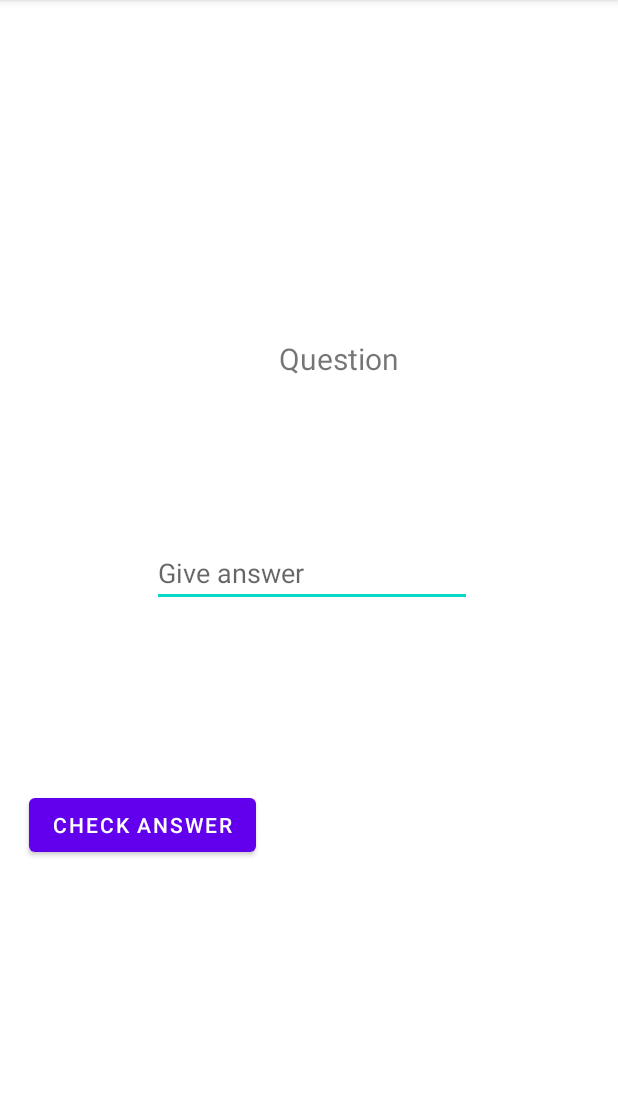
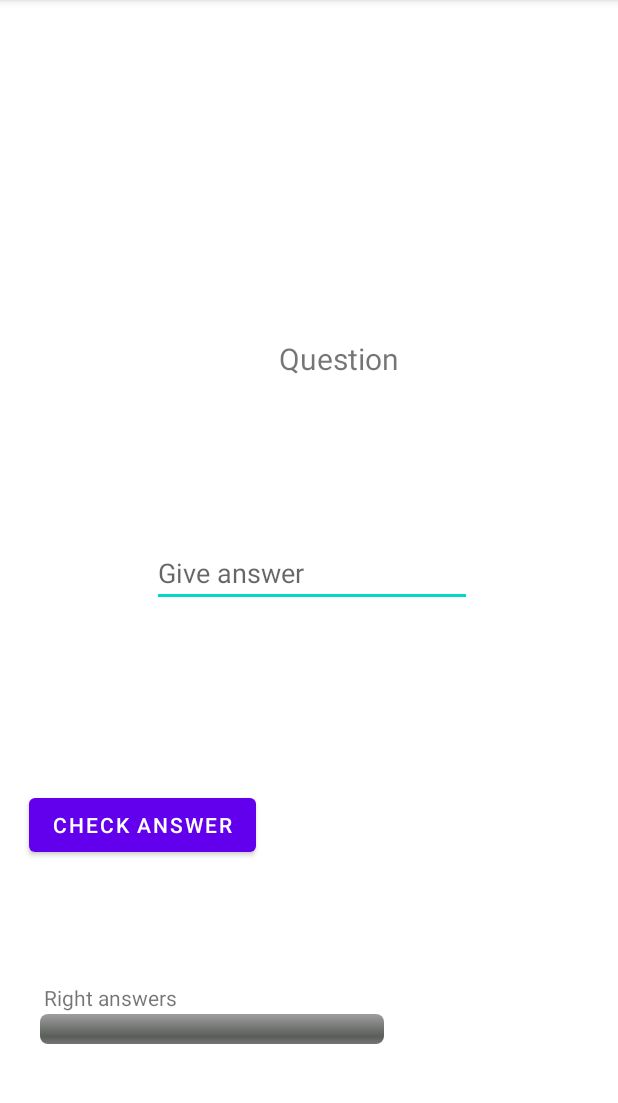
Before and after one commit to GiorgosGaramtzidis/TreasureHunt_front_end, an Android app: the screen it shows after launch (RiddleActivity), after a tap on "PLAY", on a phone screen of 412 x 824 dp, the part 84-1187 px from its top. Run offline under Robolectric (Android 15) with nearby library versions, the phone set to English and light mode, and no system bars; our stand-ins replace Volley; network calls fail; 1 statement that could not run was skipped.

Commit message:
Close issue #20 : Progress Bar added

```diff
--- a/app/src/main/java/com/ihu/treasurehunt_front_end/Model/TreasureHuntGame.java
+++ b/app/src/main/java/com/ihu/treasurehunt_front_end/Model/TreasureHuntGame.java
@@ -6,6 +6,7 @@ public class TreasureHuntGame
 {
     private List<RiddleQuest> questions;
     private int positionOfQuestion;
+    private int questionProgressCounter;
 
     public TreasureHuntGame(List<RiddleQuest> questions) {
         this.questions = questions;
@@ -14,6 +15,14 @@ public class TreasureHuntGame
 
     public List<RiddleQuest> getQuestions() {
         return questions;
+    }
+
+    public int getQuestionProgressCounter() {
+        return questionProgressCounter;
+    }
+
+    public void setQuestionProgressCounter(int questionProgressCounter) {
+        this.questionProgressCounter = questionProgressCounter;
     }
 
     public void setQuestions(List<RiddleQuest> questions) {
--- a/app/src/main/java/com/ihu/treasurehunt_front_end/Requests/RequestQuestionList.java
+++ b/app/src/main/java/com/ihu/treasurehunt_front_end/Requests/RequestQuestionList.java
@@ -22,7 +22,7 @@ public class RequestQuestionList
 {
     public List<RiddleQuest> requestQuestions(RequestQueue requestQueue)
     {
-        String URL="http://192.168.56.1:6039/Questions/find";
+        String URL="http://192.168.1.8:6039/Questions/find";
 
         List<RiddleQuest> list = new ArrayList<>();
         JsonArrayRequest jsonArrayRequest = new JsonArrayRequest(
--- a/app/src/main/java/com/ihu/treasurehunt_front_end/RiddleActivity.java
+++ b/app/src/main/java/com/ihu/treasurehunt_front_end/RiddleActivity.java
@@ -7,6 +7,7 @@ import android.os.Bundle;
 import android.view.View;
 import android.widget.Button;
 import android.widget.EditText;
+import android.widget.ProgressBar;
 import android.widget.TextView;
 import android.widget.Toast;
 
@@ -19,6 +20,7 @@ public class RiddleActivity extends AppCompatActivity {
     Button btnCheck,btnContinue;
     Intent intentMain,intentGame;
     TreasureHuntGame treasureHuntGame;
+    ProgressBar progressBar;
 
     @Override
     protected void onCreate(Bundle savedInstanceState) {
@@ -26,12 +28,13 @@ public class RiddleActivity extends AppCompatActivity {
         setContentView(R.layout.activity_riddle);
 
         treasureHuntGame = MainActivity.getTreasureHuntGame();
-
+        progressBar=(ProgressBar)findViewById(R.id.progressBar);
         btnContinue = (Button) findViewById(R.id.btnContinue);
         btnCheck = (Button) findViewById(R.id.btnCheck);
         textQuestion = (TextView) findViewById(R.id.textQuestion);
         textAnswer= (EditText) findViewById(R.id.textAnswer);
 
+        progressBar.setProgress(treasureHuntGame.getQuestionProgressCounter());
         textQuestion.setText(treasureHuntGame
                 .getQuestions()
                 .get(treasureHuntGame.getPositionOfQuestion())
@@ -50,13 +53,12 @@ public class RiddleActivity extends AppCompatActivity {
         btnCheck.setOnClickListener(new View.OnClickListener() {
             @Override
             public void onClick(View v) {
-                if(textAnswer.getText()
-                        .toString()
-                        .equals(treasureHuntGame
-                                .getQuestions()
-                                .get(treasureHuntGame.getPositionOfQuestion())
-                                .getAnswer()))
+                if(textAnswer.getText().toString().equals(treasureHuntGame.getQuestions().get(treasureHuntGame.getPositionOfQuestion()).getAnswer()))
+                {
+                    treasureHuntGame.setQuestionProgressCounter(treasureHuntGame.getQuestionProgressCounter()+ 100/treasureHuntGame.getQuestions().size());
+                    progressBar.setProgress(treasureHuntGame.getQuestionProgressCounter());
                     btnContinue.setVisibility(View.VISIBLE);
+                }
                 else
                 {
                     Toast.makeText(RiddleActivity.this, "You lost", Toast.LENGTH_SHORT).show();
--- a/app/src/main/res/layout/activity_riddle.xml
+++ b/app/src/main/res/layout/activity_riddle.xml
@@ -50,4 +50,24 @@
         android:inputType="textPersonName"
         android:hint="Give answer"/>
 
+    <ProgressBar
+        android:id="@+id/progressBar"
+        style="@android:style/Widget.ProgressBar.Horizontal"
+        android:layout_width="229dp"
+        android:layout_height="wrap_content"
+        android:layout_alignParentEnd="true"
+        android:layout_alignParentBottom="true"
+        android:layout_marginEnd="156dp"
+        android:layout_marginBottom="72dp" />
+
+    <TextView
+        android:id="@+id/textView"
+        android:layout_width="265dp"
+        android:layout_height="wrap_content"
+        android:layout_alignParentEnd="true"
+        android:layout_alignParentBottom="true"
+        android:layout_marginEnd="117dp"
+        android:layout_marginBottom="93dp"
+        android:text="Right answers" />
+
 </RelativeLayout>
```
